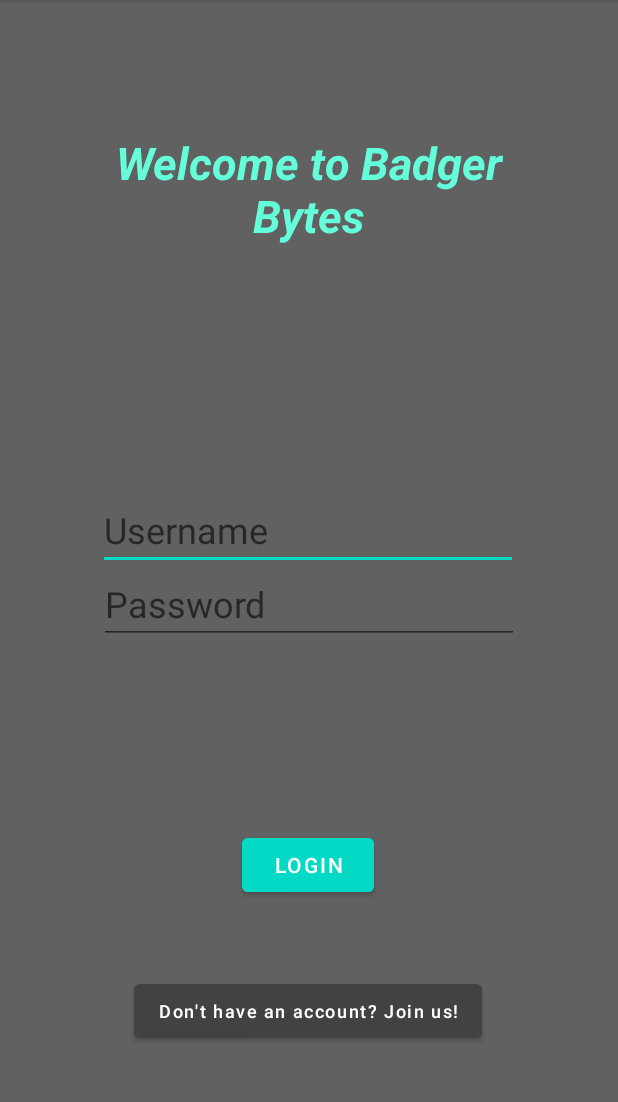
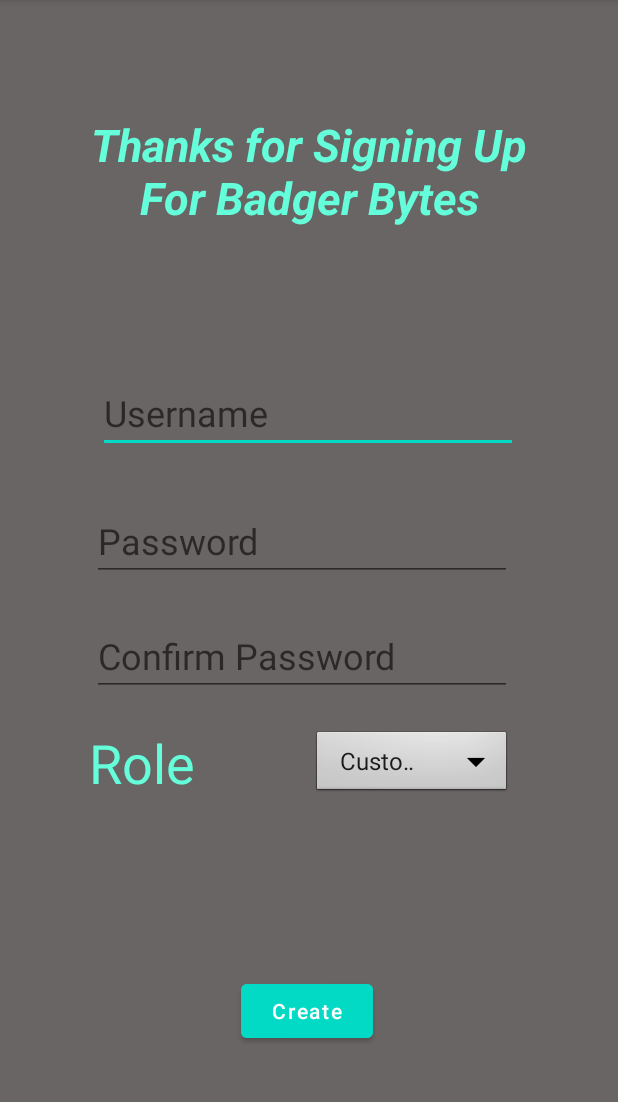
Before and after one commit to asmitnayak/CS506_Spike, an Android app: the screen it shows after launch (Login before the commit, CreateAccount after it), after a tap on "Don't have an account? Join us!", on a phone screen of 412 x 824 dp, the part 84-1186 px from its top. Run offline under Robolectric (Android 15) with nearby library versions, the phone set to English and light mode, and no system bars.

Commit message:
Added create account page and some of the functionality

```diff
--- a/app/src/main/AndroidManifest.xml
+++ b/app/src/main/AndroidManifest.xml
@@ -9,7 +9,8 @@
         android:roundIcon="@mipmap/ic_launcher_round"
         android:supportsRtl="true"
         android:theme="@style/Theme.CS506_Spike">
-        <activity android:name=".CustomerView"></activity>
+        <activity android:name=".CreateAccount"></activity>
+        <activity android:name=".CustomerView" />
         <activity android:name=".RestaurantStaff" />
         <activity android:name=".Admin" />
         <activity android:name=".Login">
--- /dev/null
+++ b/app/src/main/java/com/example/android/cs506_spike/CreateAccount.java
@@ -0,0 +1,43 @@
+package com.example.android.cs506_spike;
+
+import androidx.appcompat.app.AppCompatActivity;
+
+import android.os.Bundle;
+import android.view.View;
+import android.widget.AdapterView;
+import android.widget.ArrayAdapter;
+import android.widget.Spinner;
+import android.widget.Toast;
+
+import java.util.ArrayList;
+
+public class CreateAccount extends AppCompatActivity {
+
+    @Override
+    protected void onCreate(Bundle savedInstanceState) {
+        super.onCreate(savedInstanceState);
+        setContentView(R.layout.activity_create_account);
+        Spinner spinner = findViewById(R.id.role);
+        ArrayList<String> roleList = new ArrayList<>();
+        roleList.add("Customer");
+        roleList.add("Staff");
+        roleList.add("Admin");
+        ArrayAdapter<String> listAdapter = new ArrayAdapter<String>(this, android.R.layout.simple_spinner_item, roleList);
+        listAdapter.setDropDownViewResource(android.R.layout.simple_spinner_dropdown_item);
+        spinner.setAdapter(listAdapter);
+        spinner.setOnItemSelectedListener(new AdapterView.OnItemSelectedListener(){
+            @Override
+            public void onItemSelected(AdapterView<?> parent, View view, int position, long id){
+                String tutorial = parent.getItemAtPosition(position).toString();
+                //Toast.makeText(parent.getContext(), "Selected:" + tutorial, Toast.LENGTH_LONG).show();
+            }
+            @Override
+            public void onNothingSelected(AdapterView<?> parent){
+
+            }
+        });
+    }
+
+    public void goToPage(View view) {
+    }
+}
--- a/app/src/main/java/com/example/android/cs506_spike/Login.java
+++ b/app/src/main/java/com/example/android/cs506_spike/Login.java
@@ -41,6 +41,8 @@ public class Login extends AppCompatActivity {
         Intent intent = new Intent(this, CustomerView.class);
         startActivity(intent);
     }
-    public void goToRegister(View view) {
+    public void goToCreateAccount(View view) {
+        Intent intent = new Intent(this, CreateAccount.class);
+        startActivity(intent);
     }
 }
--- /dev/null
+++ b/app/src/main/res/layout/activity_create_account.xml
@@ -0,0 +1,116 @@
+<?xml version="1.0" encoding="utf-8"?>
+<androidx.constraintlayout.widget.ConstraintLayout xmlns:android="http://schemas.android.com/apk/res/android"
+    xmlns:app="http://schemas.android.com/apk/res-auto"
+    xmlns:tools="http://schemas.android.com/tools"
+    android:layout_width="match_parent"
+    android:layout_height="match_parent"
+    android:background="#D00B0303"
+    android:backgroundTint="#C10E0606"
+    tools:context=".CreateAccount">
+
+    <TextView
+        android:id="@+id/brand"
+        android:layout_width="329dp"
+        android:layout_height="107dp"
+        android:layout_marginTop="76dp"
+        android:text="Thanks for Signing Up For Badger Bytes"
+        android:textAlignment="center"
+        android:textColor="#64FFDA"
+        android:textSize="30sp"
+        android:textStyle="bold|italic"
+        app:layout_constraintEnd_toEndOf="parent"
+        app:layout_constraintStart_toStartOf="parent"
+        app:layout_constraintTop_toTopOf="parent" />
+
+    <EditText
+        android:id="@+id/usernameInput"
+        android:layout_width="wrap_content"
+        android:layout_height="wrap_content"
+        android:ems="10"
+        android:hint="Username"
+        android:textColor="#64FFDA"
+        android:textSize="24sp"
+        app:layout_constraintBottom_toBottomOf="parent"
+        app:layout_constraintEnd_toEndOf="parent"
+        app:layout_constraintHorizontal_bias="0.496"
+        app:layout_constraintStart_toStartOf="parent"
+        app:layout_constraintTop_toTopOf="parent"
+        app:layout_constraintVertical_bias="0.348" />
+
+    <EditText
+        android:id="@+id/passwordInput"
+        android:layout_width="wrap_content"
+        android:layout_height="wrap_content"
+        android:ems="10"
+        android:hint="Password"
+        android:inputType="textPassword"
+        android:textColor="#64FFDA"
+        android:textSize="24sp"
+        app:layout_constraintBottom_toBottomOf="parent"
+        app:layout_constraintEnd_toEndOf="parent"
+        app:layout_constraintHorizontal_bias="0.466"
+        app:layout_constraintStart_toStartOf="parent"
+        app:layout_constraintTop_toTopOf="parent"
+        app:layout_constraintVertical_bias="0.467" />
+
+    <EditText
+        android:id="@+id/passwordInputConfirm"
+        android:layout_width="wrap_content"
+        android:layout_height="wrap_content"
+        android:ems="10"
+        android:hint="Confirm Password"
+        android:inputType="textPassword"
+        android:textColor="#64FFDA"
+        android:textSize="24sp"
+        app:layout_constraintBottom_toBottomOf="parent"
+        app:layout_constraintEnd_toEndOf="parent"
+        app:layout_constraintHorizontal_bias="0.466"
+        app:layout_constraintStart_toStartOf="parent"
+        app:layout_constraintTop_toTopOf="parent"
+        app:layout_constraintVertical_bias="0.575" />
+
+    <Button
+        android:id="@+id/registerLink"
+        android:layout_width="wrap_content"
+        android:layout_height="wrap_content"
+        android:backgroundTint="@color/teal_200"
+        android:onClick="goToPage"
+        android:text="Create"
+        android:textAllCaps="false"
+        android:textSize="14sp"
+        app:layout_constraintBottom_toBottomOf="parent"
+        app:layout_constraintEnd_toEndOf="parent"
+        app:layout_constraintHorizontal_bias="0.496"
+        app:layout_constraintStart_toStartOf="parent"
+        app:layout_constraintTop_toTopOf="parent"
+        app:layout_constraintVertical_bias="0.903" />
+
+    <TextView
+        android:id="@+id/RoleText"
+        android:layout_width="138dp"
+        android:layout_height="69dp"
+        android:layout_marginStart="62dp"
+        android:layout_marginTop="20dp"
+        android:layout_marginEnd="5dp"
+        android:text="Role"
+        android:textColor="#64FFDA"
+        android:textSize="36sp"
+        app:layout_constraintEnd_toStartOf="@+id/role"
+        app:layout_constraintHorizontal_bias="1.0"
+        app:layout_constraintStart_toStartOf="parent"
+        app:layout_constraintTop_toBottomOf="@+id/passwordInputConfirm" />
+
+    <Spinner
+        android:id="@+id/role"
+        android:layout_width="133dp"
+        android:layout_height="47dp"
+        android:layout_marginStart="5dp"
+        android:layout_marginTop="21dp"
+        android:layout_marginEnd="74dp"
+        android:background="@android:drawable/btn_dropdown"
+        android:spinnerMode="dropdown"
+        app:layout_constraintEnd_toEndOf="parent"
+        app:layout_constraintStart_toEndOf="@+id/RoleText"
+        app:layout_constraintTop_toBottomOf="@+id/passwordInputConfirm" />
+
+</androidx.constraintlayout.widget.ConstraintLayout>
--- a/app/src/main/res/layout/activity_login.xml
+++ b/app/src/main/res/layout/activity_login.xml
@@ -57,7 +57,7 @@
         android:layout_width="wrap_content"
         android:layout_height="wrap_content"
         android:backgroundTint="@color/cardview_dark_background"
-        android:onClick="goToRegister"
+        android:onClick="goToCreateAccount"
         android:text="Don't have an account? Join us!"
         android:textAllCaps="false"
         android:textSize="12sp"
```
